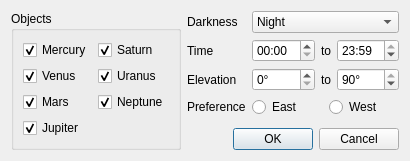
First picture: the form in qt5/schedulebrain.ui, repository EthanChappel/Ecliptic, before the edit.
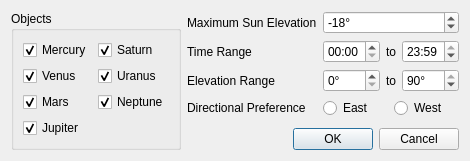
Second picture: the form after the edit.

Commit message: Implement ability to set time range

What changed in the file:
```diff
--- a/qt5/schedulebrain.ui
+++ b/qt5/schedulebrain.ui
@@ -6,8 +6,8 @@
    <rect>
     <x>0</x>
     <y>0</y>
-    <width>299</width>
-    <height>138</height>
+    <width>426</width>
+    <height>158</height>
    </rect>
   </property>
   <property name="windowTitle">
@@ -108,41 +108,14 @@
      <item row="0" column="0">
       <widget class="QLabel" name="darkness_label">
        <property name="text">
-        <string>Darkness</string>
+        <string>Maximum Sun Elevation</string>
        </property>
       </widget>
      </item>
-     <item row="0" column="1">
-      <widget class="QComboBox" name="darkness_combobox">
-       <property name="toolTip">
-        <string>&lt;html&gt;&lt;head/&gt;&lt;body&gt;&lt;p&gt;&lt;span style=&quot; font-weight:600;&quot;&gt;Night&lt;br/&gt;&lt;/span&gt;Sun &amp;gt;18° below horizon&lt;/p&gt;&lt;p&gt;&lt;span style=&quot; font-weight:600;&quot;&gt;Astronomical Twilight&lt;br/&gt;&lt;/span&gt;Sun &amp;gt;12° below horizon&lt;/p&gt;&lt;p&gt;&lt;span style=&quot; font-weight:600;&quot;&gt;Nautical Twilight&lt;br/&gt;&lt;/span&gt;Sun &amp;gt;6° below horizon&lt;/p&gt;&lt;p&gt;&lt;span style=&quot; font-weight:600;&quot;&gt;Civil Twilight&lt;br/&gt;&lt;/span&gt;Sun &amp;gt;0° below horizon&lt;/p&gt;&lt;/body&gt;&lt;/html&gt;</string>
-       </property>
-       <item>
-        <property name="text">
-         <string>Night</string>
-        </property>
-       </item>
-       <item>
-        <property name="text">
-         <string>Astronomical Twilight</string>
-        </property>
-       </item>
-       <item>
-        <property name="text">
-         <string>Nautical Twilight</string>
-        </property>
-       </item>
-       <item>
-        <property name="text">
-         <string>Civil Twilight</string>
-        </property>
-       </item>
-      </widget>
-     </item>
      <item row="1" column="0">
       <widget class="QLabel" name="time_label">
        <property name="text">
-        <string>Time</string>
+        <string>Time Range</string>
        </property>
       </widget>
      </item>
@@ -314,14 +287,33 @@
      <item row="3" column="0">
       <widget class="QLabel" name="label">
        <property name="text">
-        <string>Preference</string>
+        <string>Directional Preference</string>
        </property>
       </widget>
      </item>
      <item row="2" column="0">
       <widget class="QLabel" name="elevation_label">
        <property name="text">
-        <string>Elevation</string>
+        <string>Elevation Range</string>
+       </property>
+      </widget>
+     </item>
+     <item row="0" column="1">
+      <widget class="QSpinBox" name="sunelevation_spinbox">
+       <property name="toolTip">
+        <string>&lt;html&gt;&lt;head/&gt;&lt;body&gt;&lt;p&gt;&lt;span style=&quot; font-weight:600;&quot;&gt;Night&lt;br/&gt;&lt;/span&gt;Sun &amp;gt; 18° below horizon&lt;/p&gt;&lt;p&gt;&lt;span style=&quot; font-weight:600;&quot;&gt;Astronomical Twilight&lt;br/&gt;&lt;/span&gt;Sun &amp;gt; 12° below horizon&lt;/p&gt;&lt;p&gt;&lt;span style=&quot; font-weight:600;&quot;&gt;Nautical Twilight&lt;br/&gt;&lt;/span&gt;Sun &amp;gt; 6° below horizon&lt;/p&gt;&lt;p&gt;&lt;span style=&quot; font-weight:600;&quot;&gt;Civil Twilight&lt;br/&gt;&lt;/span&gt;Sun &amp;gt; 0° below horizon&lt;/p&gt;&lt;/body&gt;&lt;/html&gt;</string>
+       </property>
+       <property name="suffix">
+        <string>°</string>
+       </property>
+       <property name="minimum">
+        <number>-90</number>
+       </property>
+       <property name="maximum">
+        <number>90</number>
+       </property>
+       <property name="value">
+        <number>-18</number>
        </property>
       </widget>
      </item>
```
The commit also changes 2 other files.
